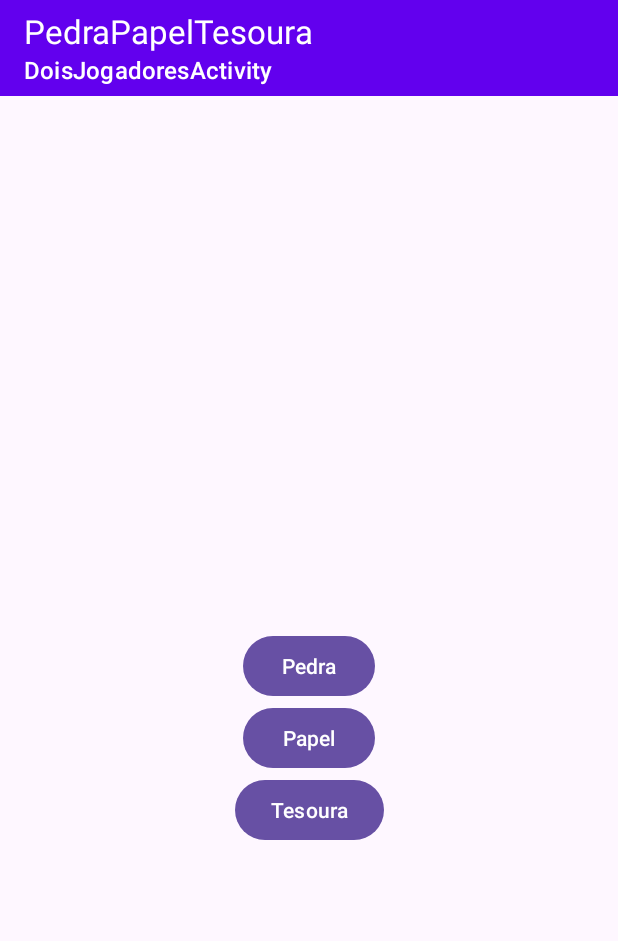
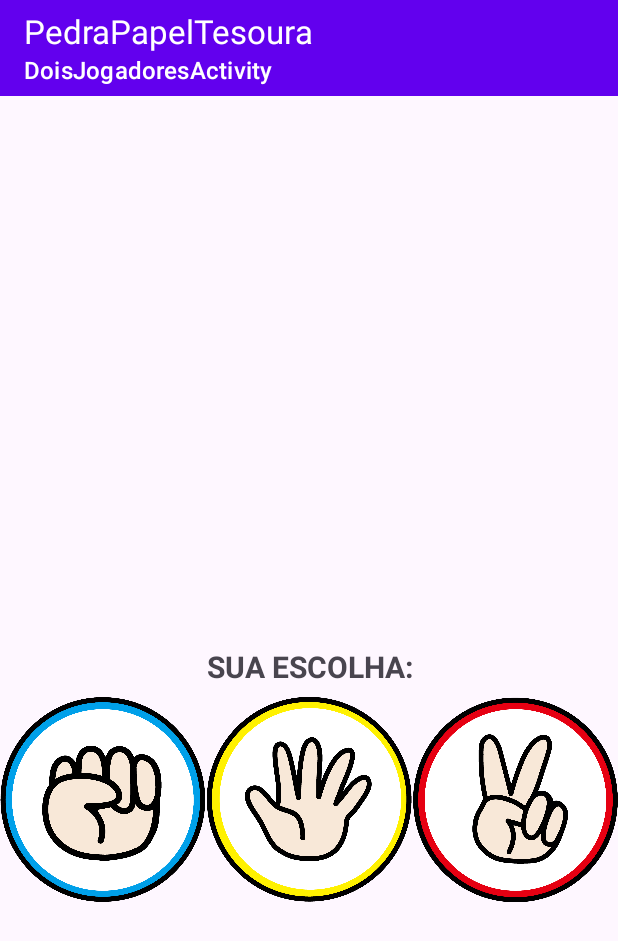
Before and after one commit to MuriloMPodenciano/PedraPapelTesoura, an Android app: the DoisJogadoresActivity screen opened directly, with no data from a screen before it, on a phone screen of 412 x 824 dp. Shown: the top 941 px of the screen. Run offline under Robolectric (Android 15) with nearby library versions, the light colour scheme and no system bars.

Commit message:
created image buttons instead of just text buttons

```diff
--- a/app/src/main/res/layout/activity_doisjogadores.xml
+++ b/app/src/main/res/layout/activity_doisjogadores.xml
@@ -14,31 +14,50 @@
         app:layout_constraintStart_toStartOf="parent"
         app:layout_constraintEnd_toEndOf="parent"/>
 
-    <Button android:id="@+id/pedraBt"
-        android:layout_width="wrap_content"
+    <TextView android:id="@+id/ChoiceTv"
+        android:layout_width="match_parent"
         android:layout_height="wrap_content"
-        android:text="Pedra"
-        android:textAllCaps="false"
+        android:text="SUA ESCOLHA:"
+        android:gravity="center"
+        android:textStyle="bold"
+        android:textSize="20dp"
         app:layout_constraintTop_toBottomOf="@id/mainTb"
         app:layout_constraintBottom_toBottomOf="parent"
-        app:layout_constraintEnd_toEndOf="parent"
-        app:layout_constraintStart_toStartOf="parent" />
+        />
 
-    <Button android:id="@+id/papelBt"
-        android:layout_width="wrap_content"
-        android:layout_height="wrap_content"
-        android:text="Papel"
-        android:textAllCaps="false"
-        app:layout_constraintTop_toBottomOf="@id/pedraBt"
-        app:layout_constraintEnd_toEndOf="parent"
-        app:layout_constraintStart_toStartOf="parent" />
+    <LinearLayout
+        android:layout_width="match_parent"
+        android:layout_height="150dp"
+        android:orientation="horizontal"
+        android:layout_gravity="center"
+        app:layout_constraintTop_toBottomOf="@id/ChoiceTv">
 
-    <Button android:id="@+id/tesouraBt"
-        android:layout_width="wrap_content"
-        android:layout_height="wrap_content"
-        android:text="Tesoura"
-        android:textAllCaps="false"
-        app:layout_constraintTop_toBottomOf="@id/papelBt"
-        app:layout_constraintEnd_toEndOf="parent"
-        app:layout_constraintStart_toStartOf="parent" />
+        <ImageButton android:id="@+id/pedraBt"
+            android:layout_width="0dp"
+            android:layout_height="wrap_content"
+            android:layout_weight="1"
+            android:scaleType="fitCenter"
+            android:background="@null"
+            android:src="@drawable/rock1"
+            />
+
+        <ImageButton android:id="@+id/papelBt"
+            android:layout_width="0dp"
+            android:layout_height="wrap_content"
+            android:layout_weight="1"
+            android:scaleType="fitCenter"
+            android:background="@null"
+            android:src="@drawable/paper1"
+            />
+
+        <ImageButton android:id="@+id/tesouraBt"
+            android:layout_width="0dp"
+            android:layout_height="wrap_content"
+            android:layout_weight="1"
+            android:scaleType="fitCenter"
+            android:background="@null"
+            android:src="@drawable/scissor1"
+            />
+    </LinearLayout>
+
 </androidx.constraintlayout.widget.ConstraintLayout>
```
Also changed, not shown: app/src/main/res/drawable/paper1.png (added), app/src/main/res/drawable/paper2.png (added), app/src/main/res/drawable/rock1.png (added), app/src/main/res/drawable/rock2.png (added), app/src/main/res/drawable/scissor1.png (added), app/src/main/res/drawable/scissor2.png (added).
